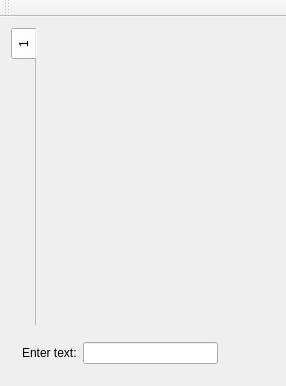
First picture: the form in trunk/znotes/mainwindow.ui, repository rgfernandes/qtdesktop, before the edit.
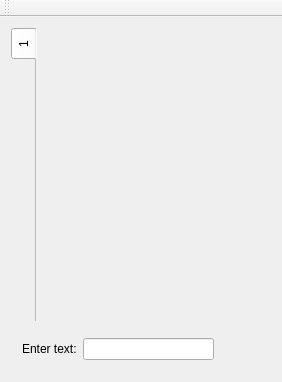
Second picture: the form after the edit. Icons and pictures are not drawn.

```diff
--- a/trunk/znotes/mainwindow.ui
+++ b/trunk/znotes/mainwindow.ui
@@ -6,8 +6,8 @@
    <rect>
     <x>0</x>
     <y>0</y>
-    <width>286</width>
-    <height>386</height>
+    <width>282</width>
+    <height>382</height>
    </rect>
   </property>
   <property name="windowTitle">
```
Left out of the diff: 3 changed lines with no effect on the pictures.
